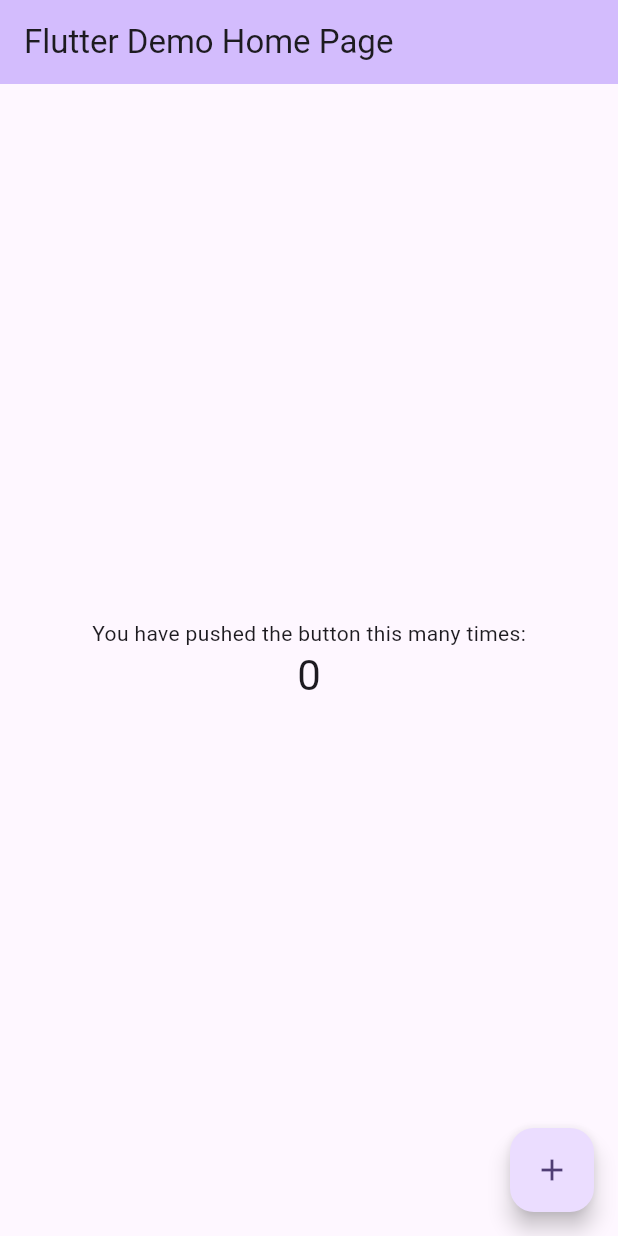
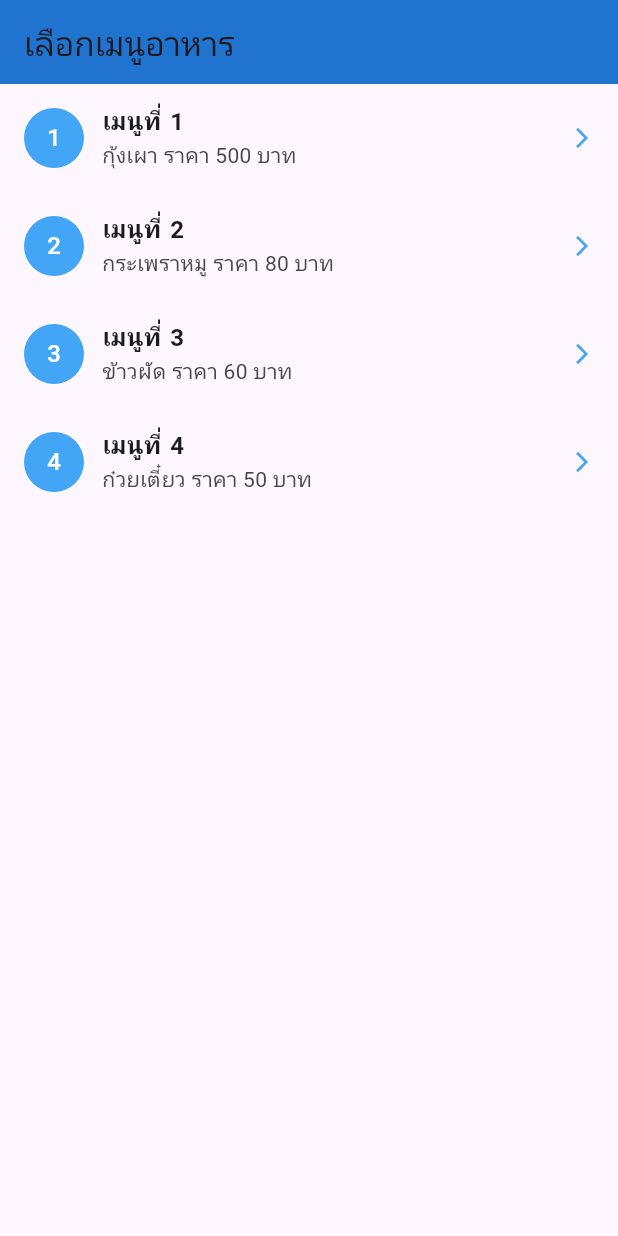
Before and after one commit to Shinnamon-Roll/mobileApplication, a Flutter app: the screen it shows after launch, on a phone screen of 412 x 824 dp. Run offline on Flutter 3.47's test engine with Material 3 defaults, Android fonts, the light colour scheme and no system bars.

Commit message:
feat: Implement food menu display with dynamic list and updated UI

```diff
--- /dev/null
+++ b/cw4_6606022610030/lib/foodMenu.dart
@@ -0,0 +1,6 @@
+class FoodMenu {
+  String name;
+  String price;
+
+  FoodMenu(this.name, this.price);
+}
--- a/cw4_6606022610030/lib/main.dart
+++ b/cw4_6606022610030/lib/main.dart
@@ -1,121 +1,71 @@
 import 'package:flutter/material.dart';
+import 'foodMenu.dart'; // นำเข้าไฟล์ Class ที่สร้างไว้ [cite: 581]
 
 void main() {
-  runApp(const MyApp());
+  runApp(MyApp());
 }
 
 class MyApp extends StatelessWidget {
-  const MyApp({super.key});
-
-  // This widget is the root of your application.
   @override
   Widget build(BuildContext context) {
     return MaterialApp(
-      title: 'Flutter Demo',
-      theme: ThemeData(
-        // This is the theme of your application.
-        //
-        // TRY THIS: Try running your application with "flutter run". You'll see
-        // the application has a purple toolbar. Then, without quitting the app,
-        // try changing the seedColor in the colorScheme below to Colors.green
-        // and then invoke "hot reload" (save your changes or press the "hot
-        // reload" button in a Flutter-supported IDE, or press "r" if you used
-        // the command line to start the app).
-        //
-        // Notice that the counter didn't reset back to zero; the application
-        // state is not lost during the reload. To reset the state, use hot
-        // restart instead.
-        //
-        // This works for code too, not just values: Most code changes can be
-        // tested with just a hot reload.
-        colorScheme: .fromSeed(seedColor: Colors.deepPurple),
-      ),
-      home: const MyHomePage(title: 'Flutter Demo Home Page'),
+      title: 'Food Menu App',
+      theme: ThemeData(primarySwatch: Colors.blue, useMaterial3: true),
+      home: MyHomePage(),
     );
   }
 }
 
 class MyHomePage extends StatefulWidget {
-  const MyHomePage({super.key, required this.title});
-
-  // This widget is the home page of your application. It is stateful, meaning
-  // that it has a State object (defined below) that contains fields that affect
-  // how it looks.
-
-  // This class is the configuration for the state. It holds the values (in this
-  // case the title) provided by the parent (in this case the App widget) and
-  // used by the build method of the State. Fields in a Widget subclass are
-  // always marked "final".
-
-  final String title;
+  MyHomePage({Key? key}) : super(key: key);
 
   @override
-  State<MyHomePage> createState() => _MyHomePageState();
+  _MyHomePageState createState() => _MyHomePageState();
 }
 
 class _MyHomePageState extends State<MyHomePage> {
-  int _counter = 0;
-
-  void _incrementCounter() {
-    setState(() {
-      // This call to setState tells the Flutter framework that something has
-      // changed in this State, which causes it to rerun the build method below
-      // so that the display can reflect the updated values. If we changed
-      // _counter without calling setState(), then the build method would not be
-      // called again, and so nothing would appear to happen.
-      _counter++;
-    });
-  }
+  List<FoodMenu> menu = [
+    FoodMenu("กุ้งเผา", "500"),
+    FoodMenu("กระเพราหมู", "80"),
+    FoodMenu("ข้าวผัด", "60"),
+    FoodMenu("ก๋วยเตี๋ยว", "50"),
+  ];
 
   @override
   Widget build(BuildContext context) {
-    // This method is rerun every time setState is called, for instance as done
-    // by the _incrementCounter method above.
-    //
-    // The Flutter framework has been optimized to make rerunning build methods
-    // fast, so that you can just rebuild anything that needs updating rather
-    // than having to individually change instances of widgets.
     return Scaffold(
       appBar: AppBar(
-        // TRY THIS: Try changing the color here to a specific color (to
-        // Colors.amber, perhaps?) and trigger a hot reload to see the AppBar
-        // change color while the other colors stay the same.
-        backgroundColor: Theme.of(context).colorScheme.inversePrimary,
-        // Here we take the value from the MyHomePage object that was created by
-        // the App.build method, and use it to set our appbar title.
-        title: Text(widget.title),
+        title: Text("เลือกเมนูอาหาร"),
+        backgroundColor: Colors.blue[700],
+        elevation: 4,
+        centerTitle: false,
       ),
-      body: Center(
-        // Center is a layout widget. It takes a single child and positions it
-        // in the middle of the parent.
-        child: Column(
-          // Column is also a layout widget. It takes a list of children and
-          // arranges them vertically. By default, it sizes itself to fit its
-          // children horizontally, and tries to be as tall as its parent.
-          //
-          // Column has various properties to control how it sizes itself and
-          // how it positions its children. Here we use mainAxisAlignment to
-          // center the children vertically; the main axis here is the vertical
-          // axis because Columns are vertical (the cross axis would be
-          // horizontal).
-          //
-          // TRY THIS: Invoke "debug painting" (choose the "Toggle Debug Paint"
-          // action in the IDE, or press "p" in the console), to see the
-          // wireframe for each widget.
-          mainAxisAlignment: .center,
-          children: [
-            const Text('You have pushed the button this many times:'),
-            Text(
-              '$_counter',
-              style: Theme.of(context).textTheme.headlineMedium,
+      body: ListView.builder(
+        itemCount: menu.length,
+        itemBuilder: (BuildContext context, int index) {
+          FoodMenu food = menu[index];
+          return ListTile(
+            contentPadding: EdgeInsets.only(left: 16, right: 16),
+            leading: CircleAvatar(
+              backgroundColor: Colors.blue[400],
+              child: Text(
+                '${index + 1}',
+                style: TextStyle(color: Colors.white),
+              ),
             ),
-          ],
-        ),
-      ),
-      floatingActionButton: FloatingActionButton(
-        onPressed: _incrementCounter,
-        tooltip: 'Increment',
-        child: const Icon(Icons.add),
+            title: Text(
+              "เมนูที่ ${index + 1}",
+              style: TextStyle(fontWeight: FontWeight.bold),
+            ),
+            subtitle: Text("${food.name} ราคา ${food.price} บาท"),
+            trailing: Icon(
+              Icons.arrow_forward_ios,
+              color: Colors.blue[400],
+              size: 16,
+            ),
+            horizontalTitleGap: 12,
+          );
+        },
       ),
     );
   }
```
